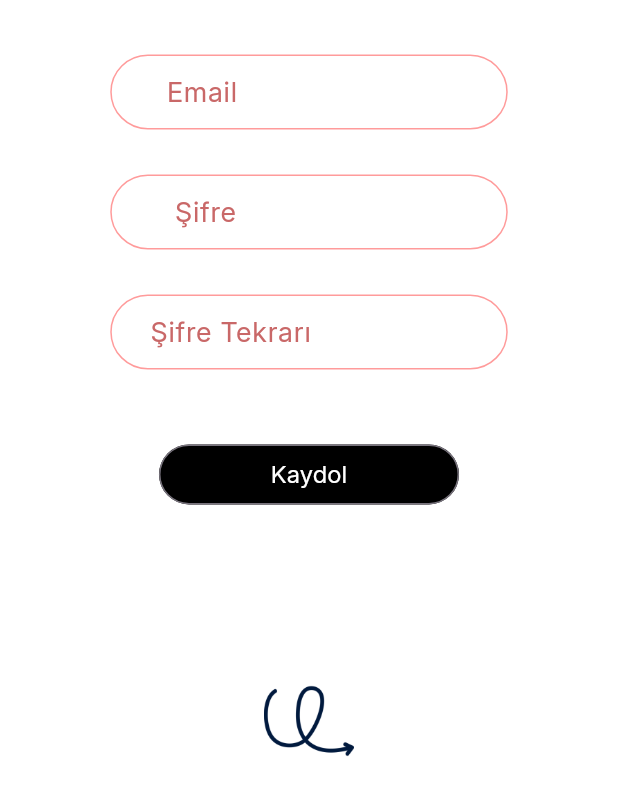
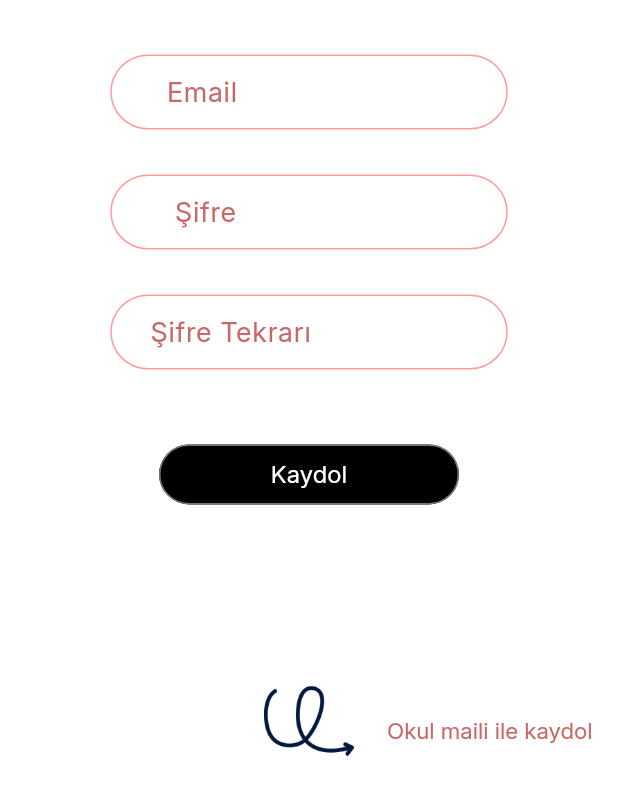
Before and after one commit to tugba0278/Benle-Kal, a Flutter app: the RegisterStudentPage screen opened by its route, on a phone screen of 412 x 824 dp, the part 440-1236 px from its top. Run offline on Flutter 3.47's test engine with Material 3 defaults, Android fonts, the light colour scheme and no system bars; our stand-ins replace firebase_core; accounts and stored records are empty.

Commit message:
TextButton is added to student register page

```diff
--- a/lib/pages/register_student_page.dart
+++ b/lib/pages/register_student_page.dart
@@ -61,7 +61,20 @@ class _RegisterStudentPageState extends State<RegisterStudentPage> {
                   ],
                 ),
                 //white container
-                container2.buildContainer(context),
+                Stack(
+                  alignment: Alignment.bottomRight,
+                  children: [
+                    container2.buildContainer(context),
+                    Positioned(
+                        bottom: 20,
+                        left: (MediaQuery.of(context).size.width / 2) + 40,
+                        child: TextButton(
+                          onPressed: () {},
+                          style: textButtonStyle2,
+                          child: const Text('Okul maili ile kaydol'),
+                        ))
+                  ],
+                ),
               ],
             ),
             //logo container
```
